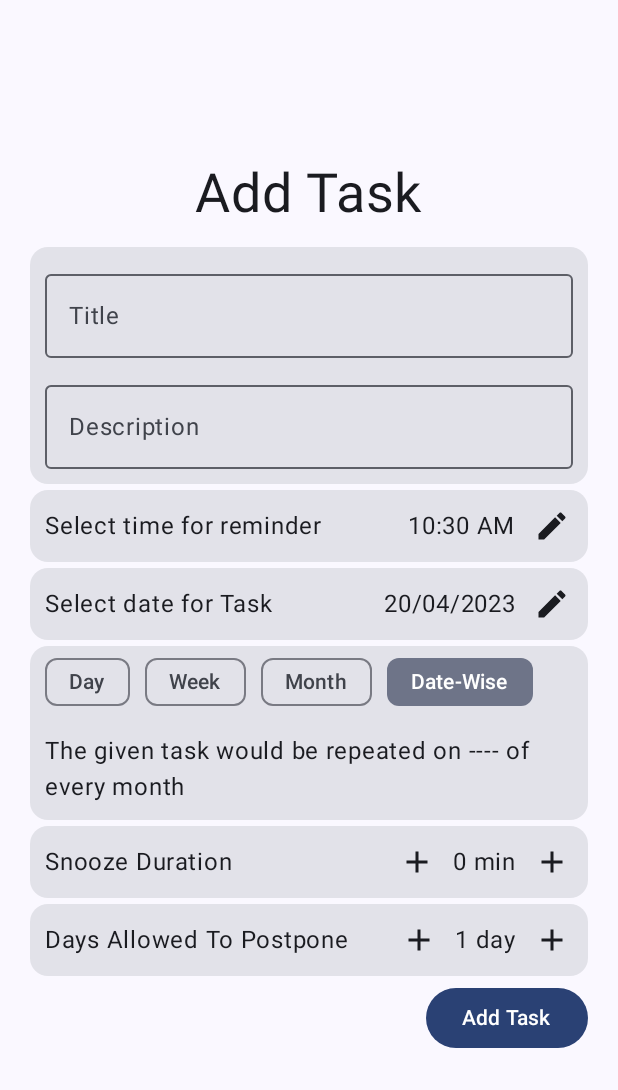
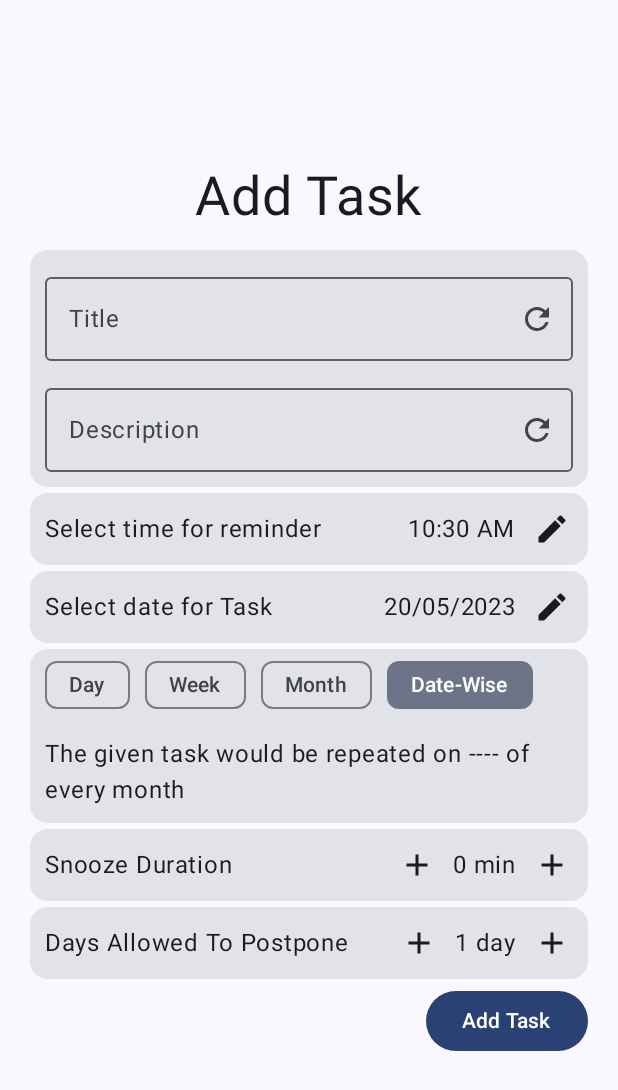
Before and after one commit to Vaishnav-Kanhirathingal/Scheduler, an Android app built with Jetpack Compose: the AddTaskScreen screen opened through its navigation route, on a phone screen of 412 x 824 dp. Shown: the top 1090 px of the screen. Run offline under Robolectric (Android 15) with nearby library versions, the phone set to English and light mode, and no system bars; our stand-ins replace Firebase (no records; nobody signed in at launch, a user with empty details on screens opened directly).

Commit message:
UI optimization with clear text trailing button added

```diff
--- a/app/src/main/java/com/example/scheduler/ui/screens/AddTaskPage.kt
+++ b/app/src/main/java/com/example/scheduler/ui/screens/AddTaskPage.kt
@@ -12,14 +12,14 @@ import androidx.compose.foundation.gestures.scrollable
 import androidx.compose.foundation.layout.Arrangement
 import androidx.compose.foundation.layout.Column
 import androidx.compose.foundation.layout.Row
-import androidx.compose.foundation.layout.Spacer
+import androidx.compose.foundation.layout.fillMaxHeight
 import androidx.compose.foundation.layout.fillMaxWidth
-import androidx.compose.foundation.layout.height
 import androidx.compose.foundation.layout.padding
 import androidx.compose.foundation.verticalScroll
 import androidx.compose.material.icons.Icons
 import androidx.compose.material.icons.filled.Add
 import androidx.compose.material.icons.filled.Edit
+import androidx.compose.material.icons.filled.Refresh
 import androidx.compose.material3.Button
 import androidx.compose.material3.Card
 import androidx.compose.material3.ExperimentalMaterial3Api
@@ -67,6 +67,7 @@ fun AddTaskScreen(onCompletion: () -> Unit) {
     Column(
         modifier = Modifier
             .fillMaxWidth()
+            .fillMaxHeight()
             .padding(horizontal = 20.dp)
             .verticalScroll(remember { ScrollState(0) }),
         verticalArrangement = Arrangement.spacedBy(internalSpacing, Alignment.CenterVertically),
@@ -89,8 +90,8 @@ fun AddTaskScreen(onCompletion: () -> Unit) {
                 val task = Task(
                     title = title.value,
                     description = description.value,
-                    timeForReminder = 0,
-                    dateForReminder = 0,
+                    timeForReminder = 0,// TODO: set custom values
+                    dateForReminder = 0,// TODO: set custom values
                     dateWise = dateWise.value,
                     repeatGapDuration = daysDelayed.value,
                     snoozeDuration = snoozeDuration.value,
@@ -98,13 +99,10 @@ fun AddTaskScreen(onCompletion: () -> Unit) {
                 )
                 Log.d(TAG, "gson str = ${Gson().toJson(task)}")
             },
-            modifier = Modifier.align(Alignment.End),
+            modifier = Modifier
+                .align(Alignment.End)
+                .padding(bottom = 20.dp),
             content = { Text(text = "Add Task") }
-        )
-        Spacer(
-            modifier = Modifier
-                .fillMaxWidth()
-                .height(20.dp)
         )
     }
 }
@@ -124,13 +122,29 @@ fun TitleAndDescription(
                 value = title.value,
                 onValueChange = { title.value = it },
                 label = { Text(text = "Title") },
-                modifier = Modifier.fillMaxWidth()
+                modifier = Modifier.fillMaxWidth(),
+                trailingIcon = {
+                    IconButton(
+                        onClick = { title.value = "" },
+                        content = {
+                            Icon(imageVector = Icons.Filled.Refresh, contentDescription = null)
+                        }
+                    )
+                }
             )
             OutlinedTextField(
                 value = description.value,
                 onValueChange = { description.value = it },
                 label = { Text(text = "Description") },
-                modifier = Modifier.fillMaxWidth()
+                modifier = Modifier.fillMaxWidth(),
+                trailingIcon = {
+                    IconButton(
+                        onClick = { description.value = "" },
+                        content = {
+                            Icon(imageVector = Icons.Filled.Refresh, contentDescription = null)
+                        }
+                    )
+                }
             )
         }
     }
@@ -353,7 +367,8 @@ fun DelayTaskDay(modifier: Modifier = Modifier, postponeDuration: MutableState<I
             )
             SelectNumberRange(
                 unit = "day",
-                value = postponeDuration
+                value = postponeDuration,
+                rangeMin = 1
             )
         }
     }
@@ -393,5 +408,5 @@ private fun getTimeAsText(hour: Int, minute: Int): String {
 
 private fun getDateAsText(y: Int, m: Int, d: Int): String {
     val t = { i: Int -> if (i < 10) "0$i" else i.toString() }
-    return "${t(d)}/${t(m)}/${t(y)}"
+    return "${t(d)}/${t(m + 1)}/${t(y)}"
 }
```
